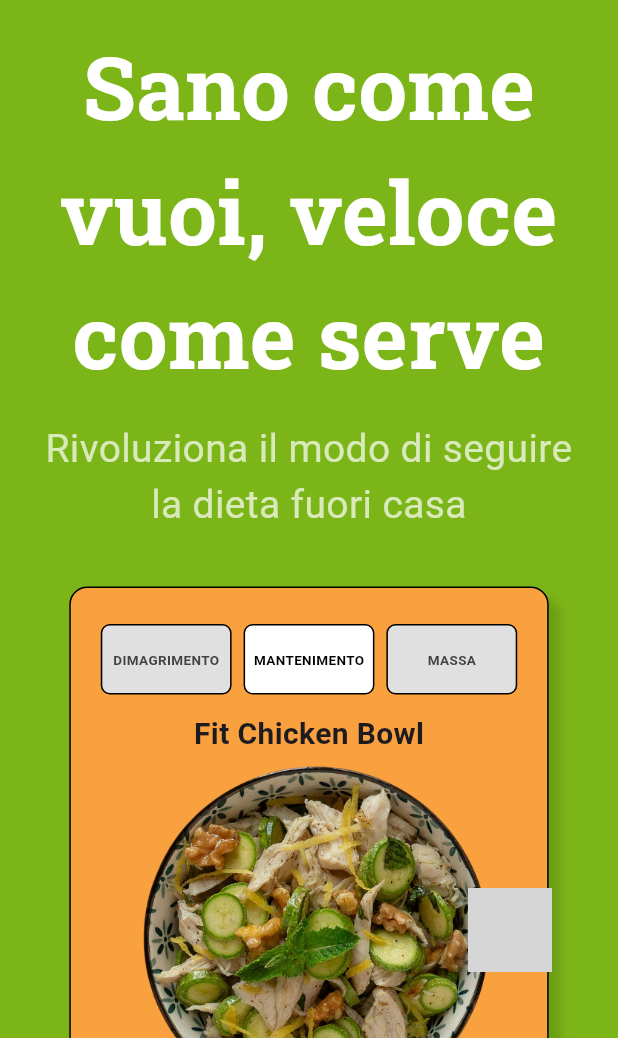
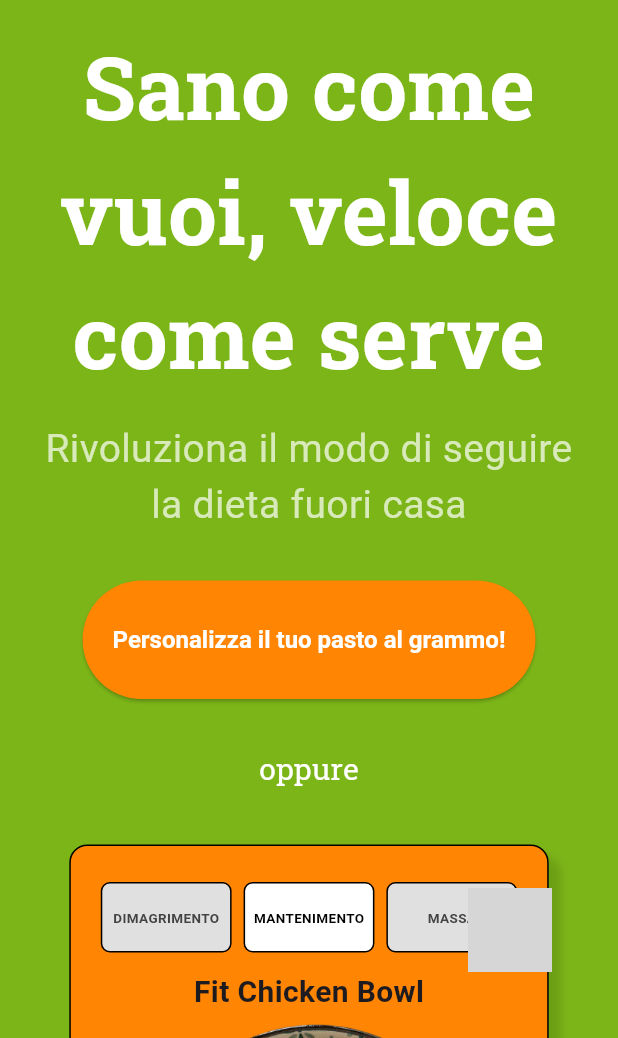
Before and after one commit to CASician/landing-mvp-ff, a Flutter app: the screen it shows after launch, on a phone screen of 412 x 824 dp, the part 198-1236 px from its top. Run offline on Flutter 3.47's test engine with Material 3 defaults, Android fonts, the phone set to English and light mode, and no system bars; drawn by our look-alikes of flutter_social_button; our stand-ins replace google_fonts; grey boxes are pictures that could not be loaded.

Commit message:
change orange, put personalize-botton up

```diff
--- a/lib/env.dart
+++ b/lib/env.dart
@@ -6,7 +6,9 @@ class Env {
   static const String subtitle = "Rivoluziona il modo di seguire la dieta fuori casa";
   static const String sheetsApi = "https://script.google.com/macros/s/AKfycbz5zhjV9hqmz_lAMyDkC75j2-mSdW-d5GaN-Zbfb8fHfIsAglHBIkceVdS_nxoymcGXDw/exec";
   static const Color primaryColor = Color(0xFF7cb518);
-  static const Color secondaryColor = Color(0xFFf9a03f);
+  // static const Color secondaryColor = Color(0xFFf9a03f); // mio
+  static const Color secondaryColor = Color(0xFFff8503);
+  static const Color tertiaryColor = Color(0xFFfffdd0);
   static const Color textColor = Color(0xFF0b2b26);
   static const Color lastColor = Color(0xFF14D928);
 }
--- a/lib/landing_page.dart
+++ b/lib/landing_page.dart
@@ -53,6 +53,7 @@ class _LandingPageState extends State<LandingPage> {
     final textColor = Env.textColor;
     final primaryColor = Env.primaryColor;
     final secondaryColor = Env.secondaryColor;
+    final tertiaryColor = Env.tertiaryColor;
     final font = GoogleFonts.robotoSlab();
 
     final piatti = [
@@ -217,7 +218,7 @@ class _LandingPageState extends State<LandingPage> {
                       color: Colors.white,
                     ),
                     textAlign: TextAlign.center,
-                  ),
+                  ), // Title
                   const SizedBox(height: 16),
                   Text(
                     subtitle,
@@ -226,7 +227,20 @@ class _LandingPageState extends State<LandingPage> {
                       color: Colors.white70,
                     ),
                     textAlign: TextAlign.center,
+                  ), // Subtitle
+                  const SizedBox(height: 32),
+                  ElevatedButton(
+                    onPressed: () {showEmailCapDialog(context);},
+                    style: ElevatedButton.styleFrom(
+                      backgroundColor: secondaryColor,
+                      foregroundColor: Colors.white,
+                      padding: const EdgeInsets.symmetric(horizontal: 20, vertical: 30),
+                      textStyle: const TextStyle(fontSize: 16, fontWeight: FontWeight.bold),
+                    ),
+                    child: const Text("Personalizza il tuo pasto al grammo!"),
                   ),
+                  const SizedBox(height: 32),
+                  Text("oppure", style: font.copyWith(color: Colors.white, fontSize: 20)),
                   const SizedBox(height: 32),
                   LayoutBuilder(
                     builder: (context, constraints) {
@@ -249,20 +263,8 @@ class _LandingPageState extends State<LandingPage> {
                         ),
                       );
                     },
-                  ),
-                  const SizedBox(height: 32),
-                  Text("oppure", style: font.copyWith(color: Colors.white, fontSize: 20)),
-                  const SizedBox(height: 32),
-                  ElevatedButton(
-                    onPressed: () {showEmailCapDialog(context);},
-                    style: ElevatedButton.styleFrom(
-                      backgroundColor: Colors.white,
-                      foregroundColor: primaryColor,
-                      padding: const EdgeInsets.symmetric(horizontal: 20, vertical: 20),
-                      textStyle: const TextStyle(fontSize: 16, fontWeight: FontWeight.bold),
-                    ),
-                    child: const Text("Personalizza il tuo pasto al grammo!"),
-                  ),
+                  ), // I piatti
+
                 ],
               ),
             ]
```
